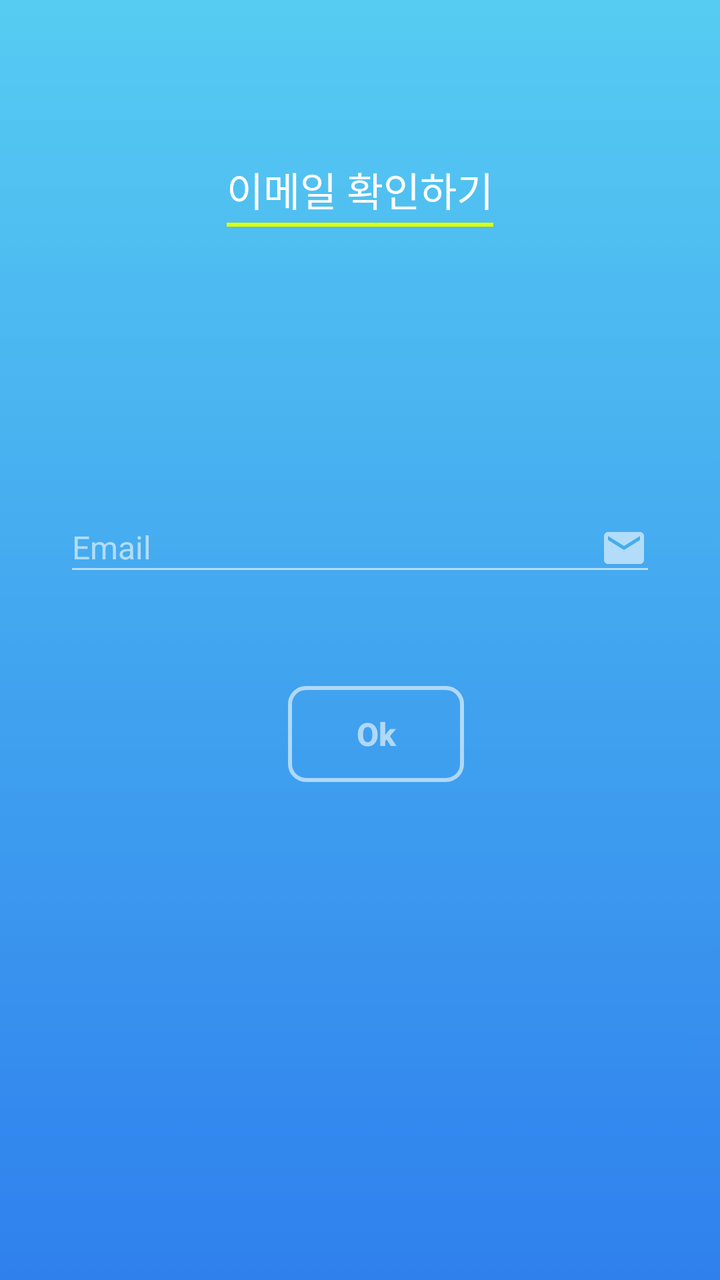
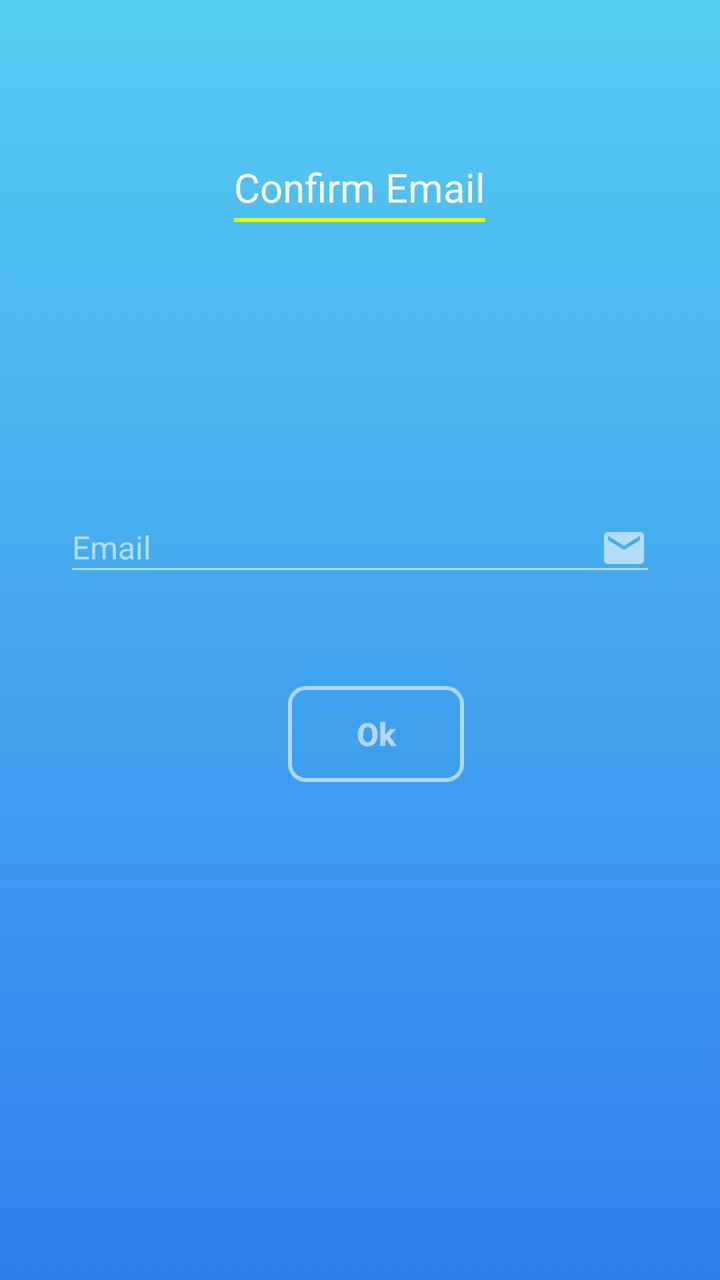

Before-and-after screenshots of an Android layout around one commit, followed by the original layout XML and the change that was made.
<!-- AndroidManifest.xml: application theme AppTheme -->
<!-- res/layout/activity_email_confirm.xml -->
<?xml version="1.0" encoding="utf-8"?>
<RelativeLayout xmlns:android="http://schemas.android.com/apk/res/android"
    xmlns:app="http://schemas.android.com/apk/res-auto"
    xmlns:tools="http://schemas.android.com/tools"
    android:layout_width="match_parent"
    android:layout_height="match_parent"
    android:id="@+id/rlRoot"
    android:background="@drawable/blue_skies">

        <LinearLayout
            android:id="@+id/linearLayout"
            android:layout_width="wrap_content"
            android:layout_height="wrap_content"
            android:layout_alignParentTop="true"
            android:layout_centerHorizontal="true"
            android:layout_marginTop="80dp"
            android:orientation="horizontal">

            <LinearLayout
                android:layout_width="wrap_content"
                android:layout_height="wrap_content"
                android:orientation="vertical">

                <TextView
                    android:id="@+id/textView"
                    android:layout_width="wrap_content"
                    android:layout_height="wrap_content"
                    android:text="이메일 확인하기"
                    android:textColor="#ffffff"
                    android:textSize="20sp" />

                <View
                    android:layout_width="match_parent"
                    android:layout_height="2dp"
                    android:layout_marginTop="2dp"
                    android:background="#deff00" />

            </LinearLayout>


        </LinearLayout>


        <LinearLayout
            android:layout_width="match_parent"
            android:layout_height="wrap_content"
            android:layout_centerVertical="true"
            android:layout_centerHorizontal="true"
            android:layout_marginBottom="32dp"
            android:orientation="vertical"
            android:paddingLeft="32dp"
            android:paddingRight="32dp">


            <com.google.android.material.textfield.TextInputLayout
                android:layout_width="match_parent"
                android:layout_height="wrap_content"
                android:textColorHint="#96ffffff"
                android:theme="@style/EditScreenTextInputLayoutStyle">

                <com.google.android.material.textfield.TextInputEditText
                    android:layout_width="match_parent"
                    android:layout_height="match_parent"
                    android:drawablePadding="16dp"
                    android:drawableRight="@drawable/ic_email_white_24dp"
                    android:hint="@string/textEmail"
                    android:id="@+id/etId"
                    android:inputType="textEmailAddress"
                    android:maxLines="1"
                    android:textColor="@android:color/white"
                    android:textSize="16sp" />
            </com.google.android.material.textfield.TextInputLayout>

            <LinearLayout
                android:layout_width="match_parent"
                android:layout_height="wrap_content"
                android:layout_marginTop="50dp"
                android:layout_marginBottom="8dp"
                android:gravity="center"
                android:orientation="horizontal">



                <Button
                    android:layout_width="wrap_content"
                    android:layout_height="wrap_content"
                    android:layout_marginLeft="16dp"
                    android:background="@drawable/buttonshapewhitebg"
                    android:text="@string/textOk"
                    android:id="@+id/btnOk"
                    android:textAllCaps="false"
                    android:textColor="#96ffffff"
                    android:textSize="16dp"
                    android:textStyle="bold" />


            </LinearLayout>

        </LinearLayout>


    </RelativeLayout>
<!-- resources referenced by this layout -->
<resources>
  <!-- drawable blue_skies: jpg bitmap (drawable, 1647 bytes) -->
  <!-- drawable buttonshapewhitebg (drawable) -->
  <?xml version="1.0" encoding="utf-8"?>
  <selector xmlns:android="http://schemas.android.com/apk/res/android">
      <item>
          <shape android:shape="rectangle">
              <corners android:radius="8dp" />
              <solid android:color="@android:color/transparent"/>
              <stroke android:color="#96ffffff"
                  android:width="2dp"/>
          </shape>
      </item>
  </selector>
  <!-- drawable ic_email_white_24dp (drawable) -->
  <vector xmlns:android="http://schemas.android.com/apk/res/android"
          android:width="24dp"
          android:height="24dp"
          android:viewportWidth="24.0"
          android:viewportHeight="24.0">
      <path
          android:fillColor="#96ffffff"
          android:pathData="M20,4L4,4c-1.1,0 -1.99,0.9 -1.99,2L2,18c0,1.1 0.9,2 2,2h16c1.1,0 2,-0.9 2,-2L22,6c0,-1.1 -0.9,-2 -2,-2zM20,8l-8,5 -8,-5L4,6l8,5 8,-5v2z"/>
  </vector>
  <string name="textEmail">Email</string>
  <string name="textOk">Ok</string>
  <style name="EditScreenTextInputLayoutStyle" parent="Theme.AppCompat.Light.DarkActionBar">
          <item name="colorControlNormal">@color/textInputLayout</item>
          <item name="colorControlActivated">@color/textInputLayout</item>
          <item name="colorControlHighlight">@color/textInputLayout</item>
          <item name="colorAccent">@color/textInputLayout</item>
          <item name="android:textColorHint">@color/textInputLayout</item>
      </style>
  <style name="AppTheme" parent="Theme.AppCompat.Light.DarkActionBar">
          
          <item name="colorPrimary">@color/blueSkiestop</item>
          <item name="colorPrimaryDark">@color/blueSkiestop</item>
          <item name="colorAccent">@color/black</item>
      </style>
  <color name="textInputLayout">#96ffffff</color>
  <color name="blueSkiestop">#56CBF2</color>
  <color name="black">#000</color>
</resources>

<!-- the commit's change to res/layout/activity_email_confirm.xml (unified diff, before → after) -->
@@ -25,7 +25,7 @@
                     android:id="@+id/textView"
                     android:layout_width="wrap_content"
                     android:layout_height="wrap_content"
-                    android:text="이메일 확인하기"
+                    android:text="@string/textConfirmEmail"
                     android:textColor="#ffffff"
                     android:textSize="20sp" />
 
<!-- resource entries referenced after the edit -->
@@ -23,6 +23,7 @@
           android:fillColor="#96ffffff"
           android:pathData="M20,4L4,4c-1.1,0 -1.99,0.9 -1.99,2L2,18c0,1.1 0.9,2 2,2h16c1.1,0 2,-0.9 2,-2L22,6c0,-1.1 -0.9,-2 -2,-2zM20,8l-8,5 -8,-5L4,6l8,5 8,-5v2z"/>
   </vector>
+  <string name="textConfirmEmail">Confirm Email</string>
   <string name="textEmail">Email</string>
   <string name="textOk">Ok</string>
   <style name="EditScreenTextInputLayoutStyle" parent="Theme.AppCompat.Light.DarkActionBar">
